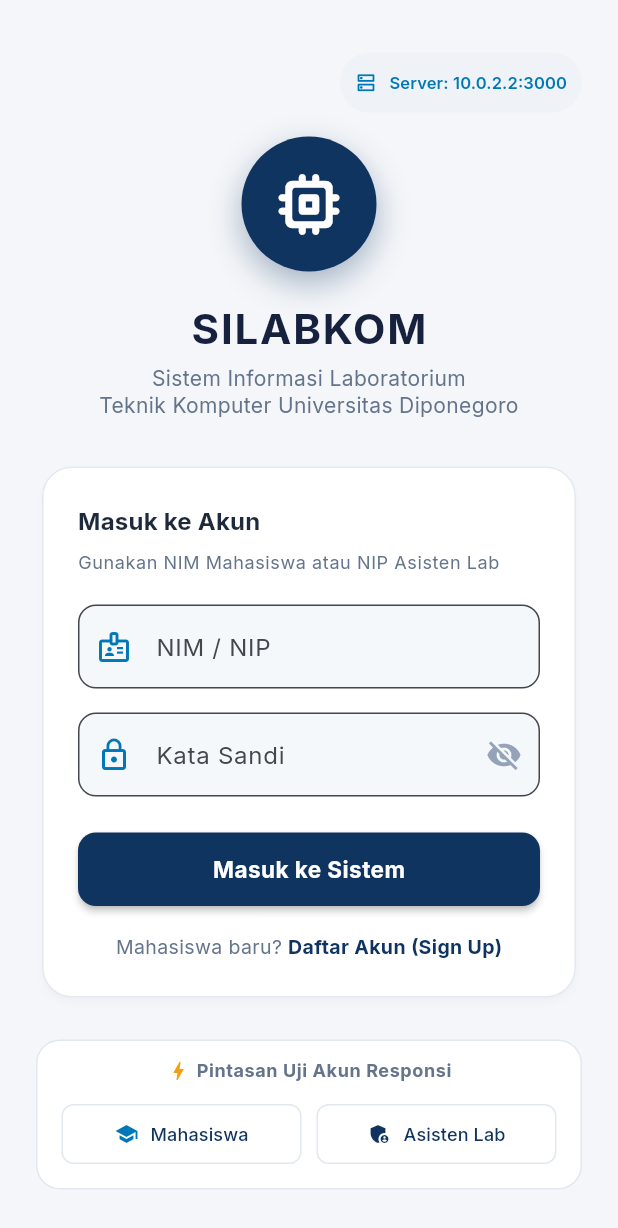
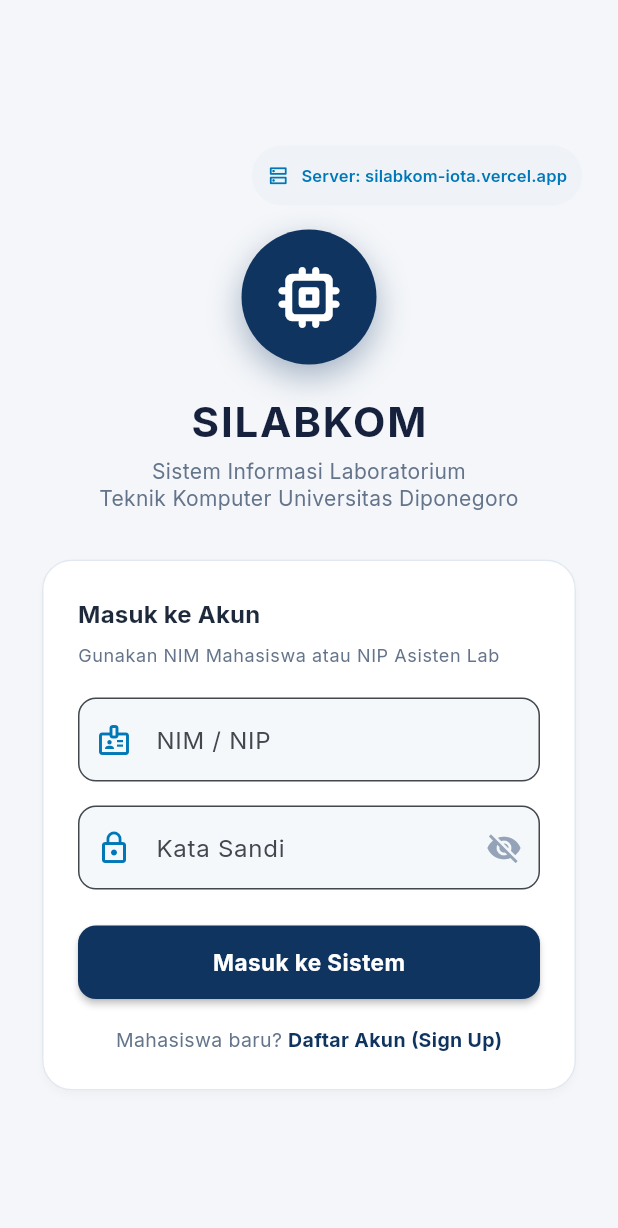
Before and after one commit to Mizrkat/SILABKOM, a Flutter app: the screen it shows after launch, on a phone screen of 412 x 824 dp. Shown: the top 1228 px of the screen. Run offline on Flutter 3.47's test engine with Material 3 defaults, Android fonts, the phone set to English and light mode, and no system bars; our stand-ins replace google_fonts, image_picker, shared_preferences.

Commit message:
feat(frontend): set default API ke Vercel, hapus pintasan login, dan update app-release.apk

```diff
--- a/frontend/lib/core/constants/api_endpoints.dart
+++ b/frontend/lib/core/constants/api_endpoints.dart
@@ -1,15 +1,8 @@
-import 'dart:io';
+class ApiEndpoints {
+  // Base Host default: Backend Cloud Vercel SILABKOM
+  static const String defaultBaseUrl = 'https://silabkom-iota.vercel.app';
 
-class ApiEndpoints {
-  // Base Host default: 10.0.2.2 untuk Android emulator, localhost untuk lainnya
-  static String get defaultBaseUrl {
-    if (Platform.isAndroid) {
-      return 'http://10.0.2.2:3000';
-    }
-    return 'http://localhost:3000';
-  }
-
-  // Active base URL (dapat diperbarui dinamis dari SessionManager saat testing di device fisik)
+  // Active base URL (dapat diperbarui dinamis dari SessionManager jika ingin pindah server)
   static String currentBaseUrl = defaultBaseUrl;
 
   // Endpoint Paths
--- a/frontend/lib/core/utils/session_manager.dart
+++ b/frontend/lib/core/utils/session_manager.dart
@@ -8,7 +8,7 @@ class SessionManager {
   static const String _keyUserNim = 'user_nim_nip';
   static const String _keyUserRole = 'user_role';
   static const String _keyUserAvatar = 'user_avatar';
-  static const String _keyCustomApiUrl = 'custom_api_url';
+  static const String _keyCustomApiUrl = 'custom_api_url_v2';
 
   // Simpan data login pengguna
   static Future<void> saveUserSession({
--- a/frontend/lib/screens/auth/login_screen.dart
+++ b/frontend/lib/screens/auth/login_screen.dart
@@ -78,15 +78,6 @@ class _LoginScreenState extends State<LoginScreen> {
     }
   }
 
-  // Helper pengisian cepat akun demo untuk pengujian responsi
-  void _fillCredentials(String nim, String pass) {
-    setState(() {
-      _nimController.text = nim;
-      _passwordController.text = pass;
-      _errorMessage = null;
-    });
-  }
-
   Future<void> _openServerConfig() async {
     final changed = await ServerConfigDialog.show(context);
     if (changed == true && mounted) {
@@ -109,14 +100,14 @@ class _LoginScreenState extends State<LoginScreen> {
             child: Column(
               mainAxisAlignment: MainAxisAlignment.center,
               children: [
-                // Tombol Pengaturan Server URL API (Sangat penting saat ganti IP HP Fisik)
+                // Tombol Pengaturan Server URL API
                 Align(
                   alignment: Alignment.centerRight,
                   child: TextButton.icon(
                     onPressed: _openServerConfig,
                     icon: const Icon(Icons.dns_outlined, size: 15, color: AppColors.secondary),
                     label: Text(
-                      'Server: ${ApiEndpoints.currentBaseUrl.replaceAll('http://', '')}',
+                      'Server: ${ApiEndpoints.currentBaseUrl.replaceAll('https://', '').replaceAll('http://', '')}',
                       style: const TextStyle(
                         fontSize: 11,
                         color: AppColors.secondary,
@@ -239,7 +230,7 @@ class _LoginScreenState extends State<LoginScreen> {
                                     onPressed: _openServerConfig,
                                     icon: const Icon(Icons.wifi_tethering, size: 14),
                                     label: const Text(
-                                      'Ubah Alamat IP Server Laptop',
+                                      'Pengaturan Server API',
                                       style: TextStyle(fontSize: 11.5, fontWeight: FontWeight.bold),
                                     ),
                                     style: OutlinedButton.styleFrom(
@@ -377,69 +368,6 @@ class _LoginScreenState extends State<LoginScreen> {
                     ),
                   ),
                 ),
-                const SizedBox(height: 24),
-
-                // Quick Switch Demo Akun (Sangat praktis saat responsi)
-                Container(
-                  padding: const EdgeInsets.symmetric(horizontal: 16, vertical: 12),
-                  decoration: BoxDecoration(
-                    color: AppColors.surface,
-                    borderRadius: BorderRadius.circular(16),
-                    border: Border.all(color: AppColors.border),
-                  ),
-                  child: Column(
-                    children: [
-                      Row(
-                        mainAxisAlignment: MainAxisAlignment.center,
-                        children: [
-                          const Icon(Icons.bolt, size: 16, color: AppColors.statusPending),
-                          const SizedBox(width: 4),
-                          Text(
-                            'Pintasan Uji Akun Responsi',
-                            style: theme.textTheme.bodySmall?.copyWith(
-                              fontWeight: FontWeight.bold,
-                              color: AppColors.textSecondary,
-                            ),
-                          ),
-                        ],
-                      ),
-                      const SizedBox(height: 10),
-                      Row(
-                        children: [
-                          Expanded(
-                            child: OutlinedButton.icon(
-                              onPressed: () => _fillCredentials('21120124120017', 'mahasiswa123'),
-                              icon: const Icon(Icons.school, size: 16, color: AppColors.secondary),
-                              label: const Text('Mahasiswa', style: TextStyle(fontSize: 12)),
-                              style: OutlinedButton.styleFrom(
-                                padding: const EdgeInsets.symmetric(vertical: 8),
-                                side: const BorderSide(color: AppColors.border),
-                                shape: RoundedRectangleBorder(
-                                  borderRadius: BorderRadius.circular(8),
-                                ),
-                              ),
-                            ),
-                          ),
-                          const SizedBox(width: 10),
-                          Expanded(
-                            child: OutlinedButton.icon(
-                              onPressed: () => _fillCredentials('199801012023011001', 'asisten123'),
-                              icon: const Icon(Icons.admin_panel_settings, size: 16, color: AppColors.primary),
-                              label: const Text('Asisten Lab', style: TextStyle(fontSize: 12)),
-                              style: OutlinedButton.styleFrom(
-                                padding: const EdgeInsets.symmetric(vertical: 8),
-                                side: const BorderSide(color: AppColors.border),
-                                shape: RoundedRectangleBorder(
-                                  borderRadius: BorderRadius.circular(8),
-                                ),
-                              ),
-                            ),
-                          ),
-                        ],
-                      ),
-                    ],
-                  ),
-                ),
               ],
             ),
           ),
--- a/frontend/lib/widgets/server_config_dialog.dart
+++ b/frontend/lib/widgets/server_config_dialog.dart
@@ -144,7 +144,7 @@ class _ServerConfigDialogState extends State<ServerConfigDialog> {
                         ),
                         SizedBox(height: 2),
                         Text(
-                          'Pilih atau masukkan IP Backend Laptop Anda',
+                          'Pilih server Cloud Vercel atau server lokal',
                           style: TextStyle(fontSize: 11, color: AppColors.textSecondary),
                         ),
                       ],
@@ -154,7 +154,7 @@ class _ServerConfigDialogState extends State<ServerConfigDialog> {
               ),
               const SizedBox(height: 18),
 
-              // Info Box Penjelasan HP Fisik
+              // Info Box Penjelasan Server
               Container(
                 padding: const EdgeInsets.all(12),
                 decoration: BoxDecoration(
@@ -169,7 +169,7 @@ class _ServerConfigDialogState extends State<ServerConfigDialog> {
                     SizedBox(width: 8),
                     Expanded(
                       child: Text(
-                        'HP Fisik Android wajib menggunakan IP Wi-Fi Laptop (misal: 192.168.1.x) dan berada di jaringan Wi-Fi yang sama. "10.0.2.2" hanya untuk emulator.',
+                        'Secara default aplikasi terhubung ke server Cloud Vercel (dapat diakses dari jaringan mana saja). Gunakan IP lokal atau 10.0.2.2 hanya jika ingin menguji backend lokal.',
                         style: TextStyle(fontSize: 11, color: AppColors.textSecondary, height: 1.3),
                       ),
                     ),
@@ -189,11 +189,11 @@ class _ServerConfigDialogState extends State<ServerConfigDialog> {
                 runSpacing: 6,
                 children: [
                   ActionChip(
-                    avatar: const Icon(Icons.wifi, size: 14, color: AppColors.primary),
-                    label: const Text('HP Fisik (Wi-Fi 192.168.1.2)', style: TextStyle(fontSize: 11)),
+                    avatar: const Icon(Icons.cloud_done, size: 14, color: AppColors.primary),
+                    label: const Text('Cloud Vercel (Default)', style: TextStyle(fontSize: 11, fontWeight: FontWeight.w600)),
                     backgroundColor: Colors.white,
-                    side: const BorderSide(color: AppColors.primaryLight),
-                    onPressed: () => _setPreset('http://192.168.1.2:3000'),
+                    side: const BorderSide(color: AppColors.primary),
+                    onPressed: () => _setPreset(ApiEndpoints.defaultBaseUrl),
                   ),
                   ActionChip(
                     avatar: const Icon(Icons.phone_android, size: 14, color: AppColors.secondary),
@@ -219,7 +219,7 @@ class _ServerConfigDialogState extends State<ServerConfigDialog> {
                 keyboardType: TextInputType.url,
                 decoration: InputDecoration(
                   labelText: 'Alamat Server Base URL',
-                  hintText: 'http://192.168.1.2:3000',
+                  hintText: ApiEndpoints.defaultBaseUrl,
                   prefixIcon: const Icon(Icons.link, color: AppColors.secondary),
                   border: OutlineInputBorder(borderRadius: BorderRadius.circular(12)),
                   filled: true,
```
Also changed, not shown: 1 other file.
